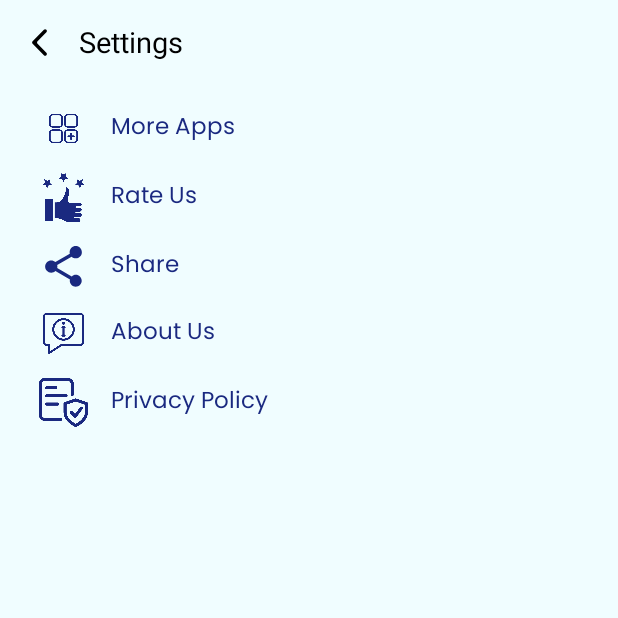
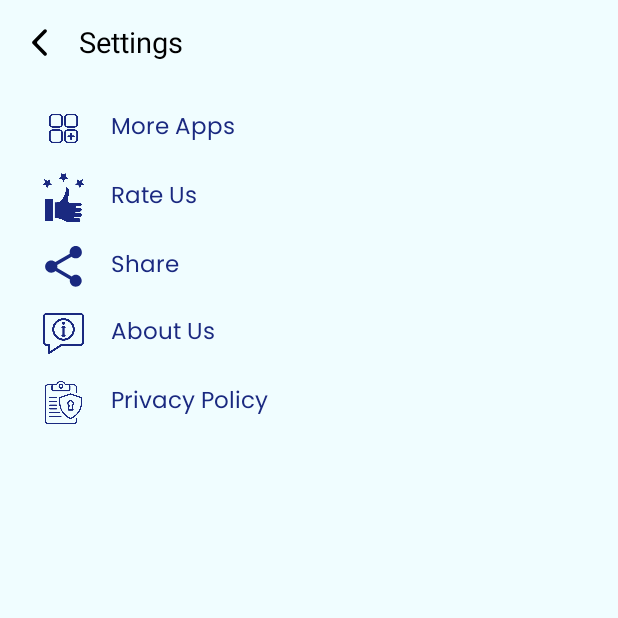
Before and after one commit to Mudassir-ops/ParentalLock, an Android app: the SettingsFragment screen opened through its navigation route, on a phone screen of 412 x 824 dp, the top half of it. Run offline under Robolectric (Android 15) with nearby library versions, the phone set to English and light mode, and no system bars; our stand-ins replace Dagger/Hilt's generated code, sdp/ssp sizes; Roboto replaces fonts that are not available here.

Commit message:
** Settings And Premium Design with instant and custom navigation applied

```diff
--- a/app/src/main/res/layout/fragment_settings.xml
+++ b/app/src/main/res/layout/fragment_settings.xml
@@ -131,7 +131,7 @@
         app:layout_constraintStart_toStartOf="@+id/iv_checkBox_4"
         app:layout_constraintTop_toBottomOf="@+id/iv_checkBox_4"
         app:layout_constraintWidth_percent="0.40"
-        app:srcCompat="@drawable/privacy_policy_icon" />
+        app:srcCompat="@drawable/privacy_icon_new" />
 
     <com.google.android.material.textview.MaterialTextView
         android:id="@+id/tv_label_5"
```
Also changed, not shown: app/src/main/res/drawable/privacy_icon_new.png (added), app/src/main/res/drawable/privacy_policy_icon.png (deleted).
